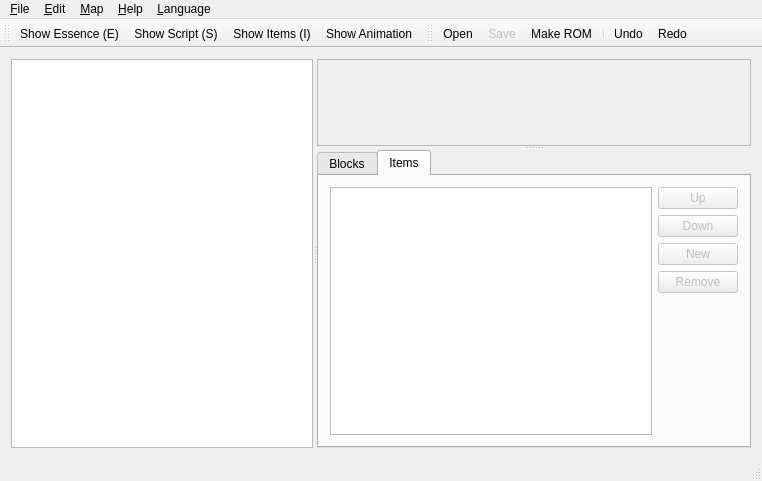
This is src/MApRX_Qt/mainwindow.ui in wwylele/MApRX as Qt 5 draws it before an edit. The edited form follows.
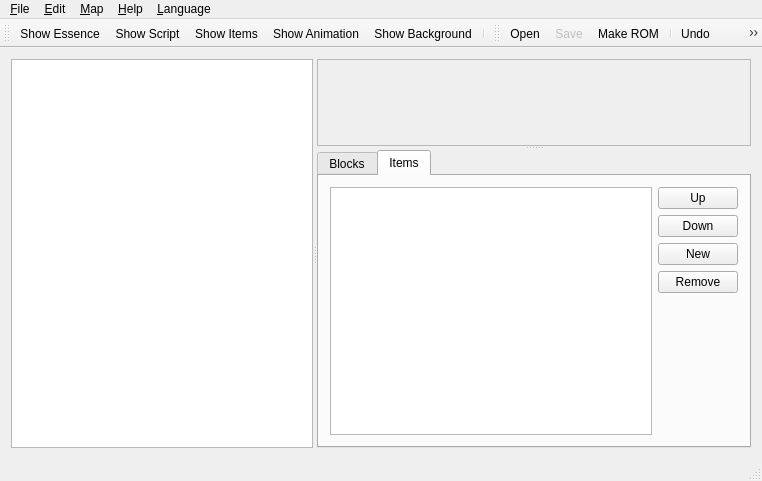
This is the edited form. Icons and pictures are not drawn. Custom widgets are drawn as their Qt base class.

Diff of the .ui file:
```diff
--- a/src/MApRX_Qt/mainwindow.ui
+++ b/src/MApRX_Qt/mainwindow.ui
@@ -125,7 +125,7 @@
             <item>
              <widget class="QPushButton" name="buttonItemUp">
               <property name="enabled">
-               <bool>false</bool>
+               <bool>true</bool>
               </property>
               <property name="sizePolicy">
                <sizepolicy hsizetype="Minimum" vsizetype="Fixed">
@@ -141,7 +141,7 @@
             <item>
              <widget class="QPushButton" name="buttonItemDown">
               <property name="enabled">
-               <bool>false</bool>
+               <bool>true</bool>
               </property>
               <property name="sizePolicy">
                <sizepolicy hsizetype="Minimum" vsizetype="Fixed">
@@ -157,7 +157,7 @@
             <item>
              <widget class="QPushButton" name="buttonItemNew">
               <property name="enabled">
-               <bool>false</bool>
+               <bool>true</bool>
               </property>
               <property name="sizePolicy">
                <sizepolicy hsizetype="Minimum" vsizetype="Fixed">
@@ -173,7 +173,7 @@
             <item>
              <widget class="QPushButton" name="buttonItemDelete">
               <property name="enabled">
-               <bool>false</bool>
+               <bool>true</bool>
               </property>
               <property name="sizePolicy">
                <sizepolicy hsizetype="Minimum" vsizetype="Fixed">
@@ -285,6 +285,8 @@
    <addaction name="actionShow_Script"/>
    <addaction name="actionShow_Items"/>
    <addaction name="actionShow_Animation"/>
+   <addaction name="actionShow_Background"/>
+   <addaction name="separator"/>
   </widget>
   <widget class="QStatusBar" name="statusBar"/>
   <widget class="QToolBar" name="toolBar">
@@ -383,7 +385,13 @@
     <bool>true</bool>
    </property>
    <property name="text">
-    <string>Show Essence (E)</string>
+    <string>Show Essence</string>
+   </property>
+   <property name="toolTip">
+    <string>Show Essence</string>
+   </property>
+   <property name="shortcut">
+    <string>E</string>
    </property>
   </action>
   <action name="actionShow_Script">
@@ -391,7 +399,13 @@
     <bool>true</bool>
    </property>
    <property name="text">
-    <string>Show Script (S)</string>
+    <string>Show Script</string>
+   </property>
+   <property name="toolTip">
+    <string>Show Script</string>
+   </property>
+   <property name="shortcut">
+    <string>S</string>
    </property>
   </action>
   <action name="actionShow_Animation">
@@ -407,7 +421,13 @@
     <bool>true</bool>
    </property>
    <property name="text">
-    <string>Show Items (I)</string>
+    <string>Show Items</string>
+   </property>
+   <property name="toolTip">
+    <string>Show Items</string>
+   </property>
+   <property name="shortcut">
+    <string>I</string>
    </property>
   </action>
   <action name="actionSave_As">
@@ -465,6 +485,17 @@
     <string>Extract &amp;Map From ROM...</string>
    </property>
   </action>
+  <action name="actionShow_Background">
+   <property name="checkable">
+    <bool>true</bool>
+   </property>
+   <property name="text">
+    <string>Show Background</string>
+   </property>
+   <property name="shortcut">
+    <string>B</string>
+   </property>
+  </action>
  </widget>
  <layoutdefault spacing="6" margin="11"/>
  <customwidgets>
```
Left out of the diff: 11 changed lines with no effect on the pictures.
